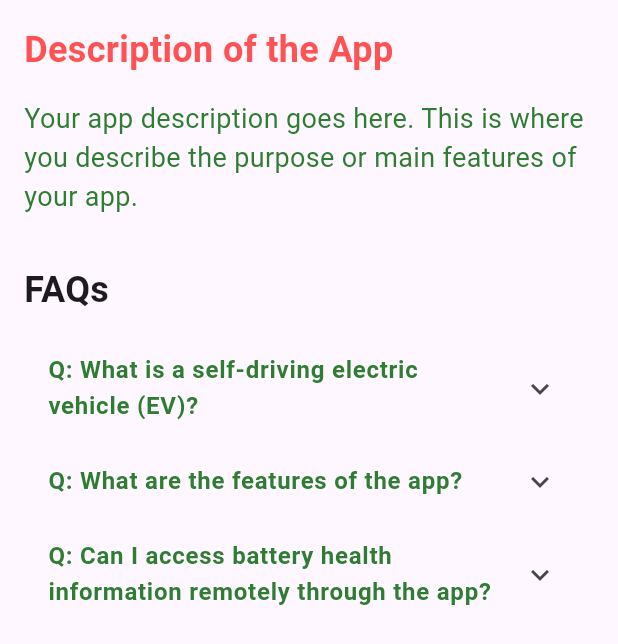
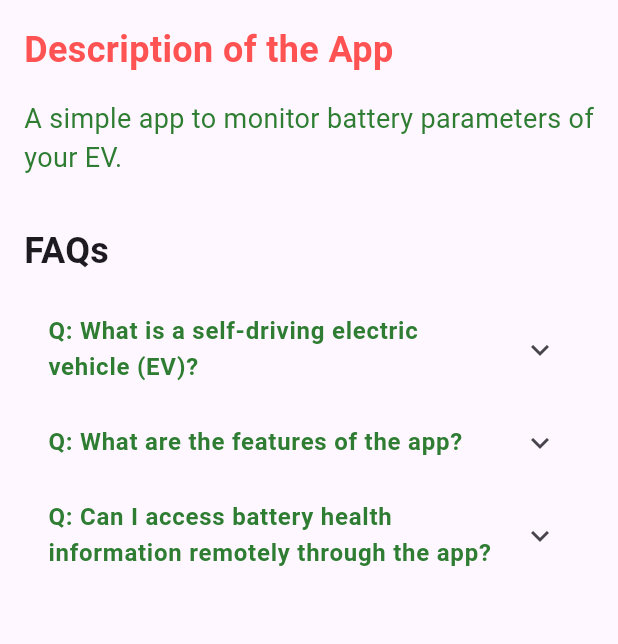
Before and after one commit to Sudharsshan/Flutter_BMS, a Flutter app: the AboutPage screen opened directly, on a phone screen of 412 x 824 dp. Shown: the top 644 px of the screen. Run offline on Flutter 3.47's test engine with Material 3 defaults, Android fonts, the phone set to English and light mode, and no system bars; our stand-ins replace fluttertoast, percent_indicator, shared_preferences, syncfusion_flutter_gauges; missing offline and left inert: workmanager; accounts and stored records are empty.

Commit message:
tiny changes in home screen

```diff
--- a/lib/about_page.dart
+++ b/lib/about_page.dart
@@ -107,11 +107,11 @@ class _AboutPageState extends State<AboutPage> {
   Widget build(BuildContext context) {
     return Scaffold(
       body: SingleChildScrollView(
-        padding: EdgeInsets.all(16.0),
+        padding: const EdgeInsets.all(16.0),
         child: Column(
           crossAxisAlignment: CrossAxisAlignment.start,
           children: [
-            Text(
+            const Text(
               'Description of the App',
               style: TextStyle(
                 fontSize: 24.0, // Increased font size for a futuristic feel
@@ -119,15 +119,15 @@ class _AboutPageState extends State<AboutPage> {
                 color: Colors.redAccent, // Update text color
               ),
             ),
-            SizedBox(height: 16.0),
+            const SizedBox(height: 16.0),
             Text(
-              'Your app description goes here. This is where you describe the purpose or main features of your app.',
+              'A simple app to monitor battery parameters of your EV.',
               style: TextStyle(
                 fontSize: 18.0, // Increased font size for better readability
                 color: Colors.green[800], // Update text color
               ),
             ),
-            SizedBox(height: 32.0),
+            const SizedBox(height: 32.0),
             Text(
               'FAQs',
               style: TextStyle(
@@ -136,7 +136,7 @@ class _AboutPageState extends State<AboutPage> {
                 color: Colors.redAccent[900], // Update text color
               ),
             ),
-            SizedBox(height: 16.0),
+            const SizedBox(height: 16.0),
             FAQItem(
               question: 'Q: What is a self-driving electric vehicle (EV)?',
               answer: 'A self-driving electric vehicle'
@@ -186,9 +186,15 @@ class _FAQItemState extends State<FAQItem> {
           color: Colors.green[800], // Updated text color
         ),
       ),
+      onExpansionChanged: (expanded) {
+        setState(() {
+          _expanded = expanded;
+        });
+      },
+      initiallyExpanded: _expanded,
       children: <Widget>[
         Padding(
-          padding: EdgeInsets.all(16.0),
+          padding: const EdgeInsets.all(16.0),
           child: Text(
             widget.answer,
             style: TextStyle(
@@ -198,12 +204,6 @@ class _FAQItemState extends State<FAQItem> {
           ),
         ),
       ],
-      onExpansionChanged: (expanded) {
-        setState(() {
-          _expanded = expanded;
-        });
-      },
-      initiallyExpanded: _expanded,
     );
   }
 }
--- a/lib/test_about file.dart
+++ b/lib/test_about file.dart
@@ -108,9 +108,15 @@ class _FAQItemState extends State<FAQItem> {
           color: Colors.deepPurple[900], // Updated text color
         ),
       ),
+      onExpansionChanged: (expanded) {
+        setState(() {
+          _expanded = expanded;
+        });
+      },
+      initiallyExpanded: _expanded,
       children: <Widget>[
         Padding(
-          padding: EdgeInsets.all(16.0),
+          padding: const EdgeInsets.all(16.0),
           child: Text(
             widget.answer,
             style: TextStyle(
@@ -120,12 +126,6 @@ class _FAQItemState extends State<FAQItem> {
           ),
         ),
       ],
-      onExpansionChanged: (expanded) {
-        setState(() {
-          _expanded = expanded;
-        });
-      },
-      initiallyExpanded: _expanded,
     );
   }
 }
```
